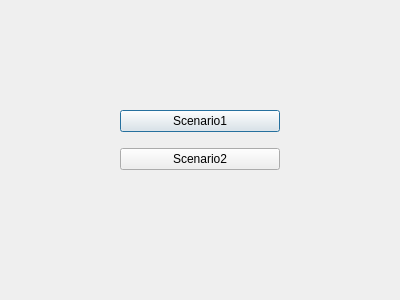
QjaYo/Database_MiniProject, file update_query.ui: the form before one commit.
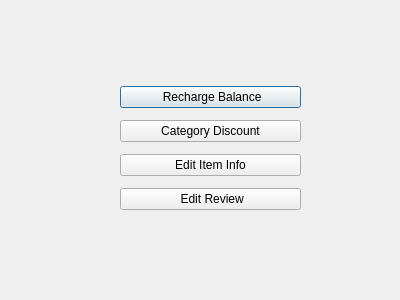
The form after the commit.

```diff
--- a/update_query.ui
+++ b/update_query.ui
@@ -17,23 +17,37 @@
    <property name="geometry">
     <rect>
      <x>120</x>
-     <y>100</y>
-     <width>160</width>
-     <height>80</height>
+     <y>80</y>
+     <width>181</width>
+     <height>139</height>
     </rect>
    </property>
    <layout class="QVBoxLayout" name="verticalLayout">
     <item>
      <widget class="QPushButton" name="insert_s1">
       <property name="text">
-       <string>Scenario1</string>
+       <string>	Recharge Balance</string>
       </property>
      </widget>
     </item>
     <item>
      <widget class="QPushButton" name="insert_s2">
       <property name="text">
-       <string>Scenario2</string>
+       <string>Category Discount</string>
+      </property>
+     </widget>
+    </item>
+    <item>
+     <widget class="QPushButton" name="insert_s3">
+      <property name="text">
+       <string>Edit Item Info</string>
+      </property>
+     </widget>
+    </item>
+    <item>
+     <widget class="QPushButton" name="insert_s4">
+      <property name="text">
+       <string>	Edit Review</string>
       </property>
      </widget>
     </item>
```
